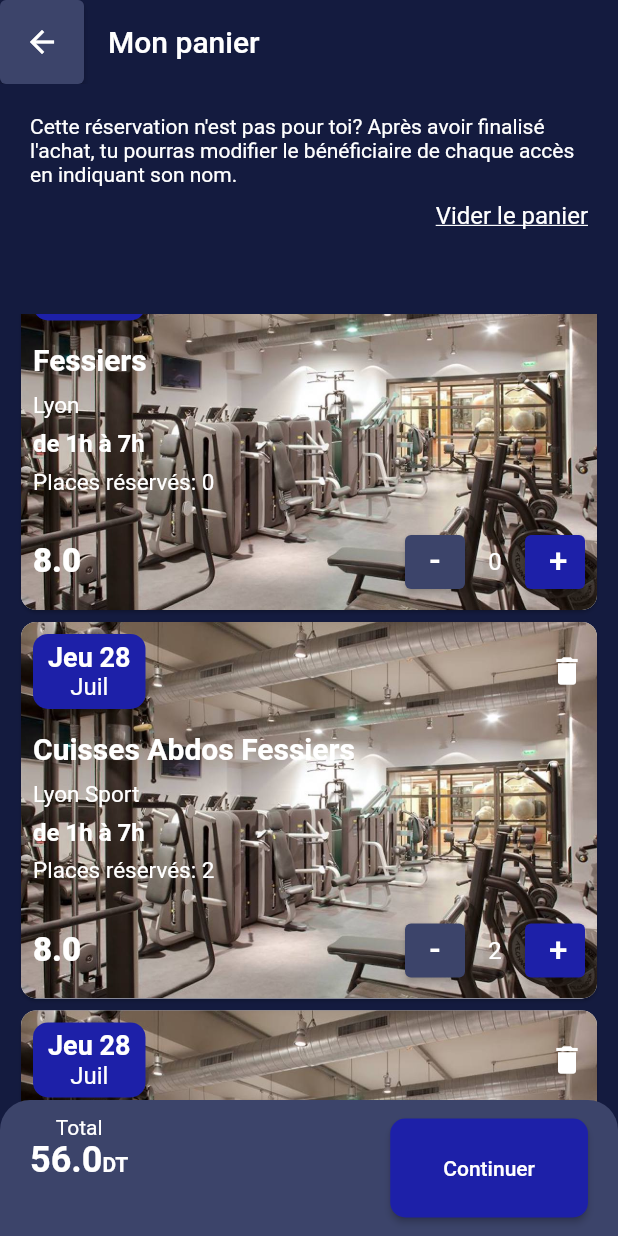
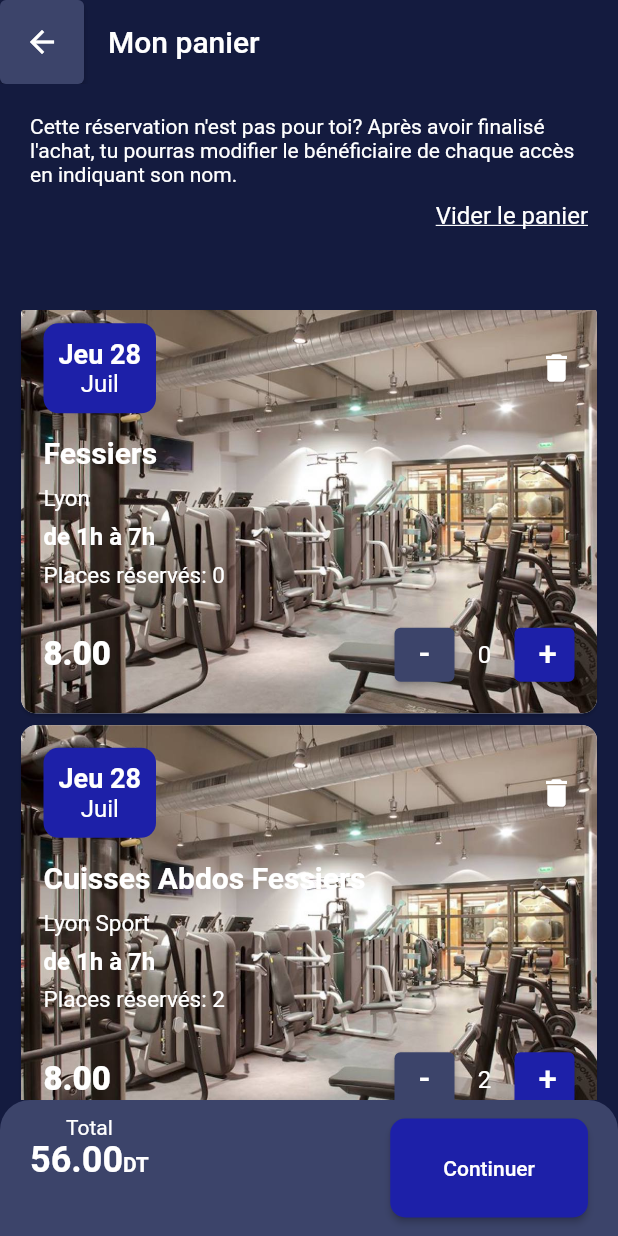
Before and after one commit to inesachour/WeMoveScreen, a Flutter app: the screen it shows after launch, scrolled down 576 dp, after a tap on "Continuer", on a phone screen of 412 x 824 dp. Run offline on Flutter 3.47's test engine with Material 2 defaults, Android fonts, the phone set to English and light mode, and no system bars.

Commit message:
updating total

```diff
--- a/lib/constants/reservations.dart
+++ b/lib/constants/reservations.dart
@@ -1,6 +1,7 @@
 
 
 import 'package:flutter/material.dart';
+
 
 var reservations = [
   Reservation(
@@ -68,4 +69,5 @@ class Reservation extends ChangeNotifier{
   String? time;
   int reservedPlaces;
   String image;
+
 }
--- a/lib/panier_screen.dart
+++ b/lib/panier_screen.dart
@@ -38,6 +38,57 @@ class _PanierScreenState extends State<PanierScreen> {
       ),
       body: Stack(
         children: [
+          Positioned(
+              bottom: 0,
+              child: Container(
+                height: height*0.11,
+                width: width,
+                decoration: BoxDecoration(
+                    color: secondaryBackgroundColor,
+                    borderRadius: BorderRadius.only(
+                      topLeft: Radius.circular(20),
+                      topRight: Radius.circular(20),
+                    )
+                ),
+                child: Padding(
+                  padding: const EdgeInsets.symmetric(horizontal: 20, vertical: 10),
+                  child: Row(
+                    mainAxisAlignment: MainAxisAlignment.spaceBetween,
+                    children: [
+                      Column(
+                        children: [
+                          Text("Total", style: TextStyle(color: Colors.white), textAlign: TextAlign.start,),
+                          RichText(
+                            text: TextSpan(
+                                text: total.toStringAsFixed(2),
+                                style: TextStyle(
+                                    color: Colors.white, fontSize: 24, fontWeight: FontWeight.w700),
+                                children: <TextSpan>[
+                                  TextSpan(text: 'DT',
+                                    style: TextStyle(
+                                        color: Colors.white, fontSize: 14),
+                                  )
+                                ]
+                            ),
+                          ),
+                        ],
+                      ),
+                      ElevatedButton(
+                        child: Text("Continuer"),
+                        onPressed: (){},
+                        style: ButtonStyle(
+                            backgroundColor: MaterialStateProperty.all(thirdBackgroundColor),
+                            fixedSize: MaterialStateProperty.all(Size(width*0.32,height*0.08)),
+                            shape: MaterialStateProperty.all(RoundedRectangleBorder(
+                                borderRadius: BorderRadius.circular(10)
+                            ))
+                        ),
+                      )
+                    ],
+                  ),
+                ),
+              )
+          ),
           Container(
             color: primaryBackgroundColor,
             child: Padding(
@@ -45,7 +96,7 @@ class _PanierScreenState extends State<PanierScreen> {
               child: Column(
                 children: [
                   Expanded(
-                    flex: 1,
+                    flex: 2,
                     child: Padding(
                       padding: const EdgeInsets.symmetric(horizontal: 10, vertical: 10),
                       child: Column(
@@ -79,18 +130,18 @@ class _PanierScreenState extends State<PanierScreen> {
                   ),
 
                   Expanded(
-                    flex: 4,
+                    flex: 7,
                     child: reservations.length > 0 ? ListView.builder(
                         scrollDirection: Axis.vertical,
                         itemCount: reservations.length,
                         itemBuilder: (context, index){
                           return Dismissible(
                             key: Key(reservations[index].id.toString()),
-                            child: ReservationCard(reservation: reservations[index],deleting: (){
-                              setState(() {
-                                reservations.removeAt(index);
-                              });
-                            },),
+                            child: ReservationCard(
+                              reservation: reservations[index],
+                              deleting: (){setState(() {reservations.removeAt(index);});},
+                              updatingTotal: (){setState(() { total = calculateTotal(reservations); });},
+                            ),
                             onDismissed: (direction) {
                               setState(() {
                                 reservations.removeAt(index);
@@ -103,9 +154,9 @@ class _PanierScreenState extends State<PanierScreen> {
                             child: Text("Pas encore d'endorphines par ici",
                               style: TextStyle(color: Colors.white, fontSize: 18),)
                         )
-                    )
-                    ,
+                    ),
                   ),
+                  SizedBox(height: height*0.11,),
                 ],
               ),
             ),
@@ -132,7 +183,7 @@ class _PanierScreenState extends State<PanierScreen> {
                           Text("Total", style: TextStyle(color: Colors.white), textAlign: TextAlign.start,),
                           RichText(
                             text: TextSpan(
-                                text: total.toString(),
+                                text: total.toStringAsFixed(2),
                                 style: TextStyle(
                                     color: Colors.white, fontSize: 24, fontWeight: FontWeight.w700),
                                 children: <TextSpan>[
--- a/lib/reservation_card.dart
+++ b/lib/reservation_card.dart
@@ -1,4 +1,5 @@
 import 'package:flutter/material.dart';
+import 'package:intl/date_symbol_data_local.dart';
 import 'package:intl/intl.dart';
 import 'package:wemove_test/constants/colors.dart';
 import 'package:wemove_test/constants/reservations.dart';
@@ -6,10 +7,11 @@ import 'package:wemove_test/widgets/card_widgets.dart';
 
 class ReservationCard extends StatefulWidget {
 
-  ReservationCard({required this.reservation , required this.deleting});
+  ReservationCard({required this.reservation , required this.deleting, required this.updatingTotal});
 
   Reservation reservation;
   var deleting;
+  var updatingTotal;
 
   @override
   State<ReservationCard> createState() => _ReservationCardState();
@@ -22,6 +24,7 @@ class _ReservationCardState extends State<ReservationCard> {
   @override
   Widget build(BuildContext context) {
 
+    initializeDateFormatting('fr');
     var date = widget.reservation.date;
     var jour = capitalize(DateFormat('EEE dd',"FR-fr").format(date).replaceAll('.', ''));
     var mois = capitalize(DateFormat('MMM',"fr").format(date).replaceAll('.', ''));
@@ -39,7 +42,7 @@ class _ReservationCardState extends State<ReservationCard> {
           ),
         ),
         child: Padding(
-          padding: const EdgeInsets.all(8.0),
+          padding: const EdgeInsets.all(15.0),
           child: Column(
             crossAxisAlignment: CrossAxisAlignment.start,
             children: [
@@ -47,7 +50,7 @@ class _ReservationCardState extends State<ReservationCard> {
                 mainAxisAlignment: MainAxisAlignment.spaceBetween,
                 children: [
                   Container(
-                      height: 50,
+                      height: 60,
                       width: 75,
                       decoration: BoxDecoration(
                           color: thirdBackgroundColor,
@@ -100,13 +103,14 @@ class _ReservationCardState extends State<ReservationCard> {
               Row(
                 mainAxisAlignment: MainAxisAlignment.spaceBetween,
                 children: [
-                  Text(widget.reservation.price.toString(), style: TextStyle(color: Colors.white, fontSize: 22, fontWeight: FontWeight.w800)),
+                  Text(widget.reservation.price.toStringAsFixed(2), style: TextStyle(color: Colors.white, fontSize: 22, fontWeight: FontWeight.w800)),
                   Row(
                     children: [
                       incdecButton(color: secondaryBackgroundColor, text: "-", onPressed: (){
                         setState(() {
                           if(widget.reservation.reservedPlaces>0){
                             widget.reservation.reservedPlaces--;
+                            widget.updatingTotal();
                           }
                         });
                       }),
@@ -119,6 +123,7 @@ class _ReservationCardState extends State<ReservationCard> {
                       incdecButton(color: thirdBackgroundColor, text: "+",onPressed:  (){
                         setState(() {
                           widget.reservation.reservedPlaces++;
+                          widget.updatingTotal();
                         });
                       }),
                     ],
```
Also changed, not shown: lib/widgets/totest.dart (deleted).
